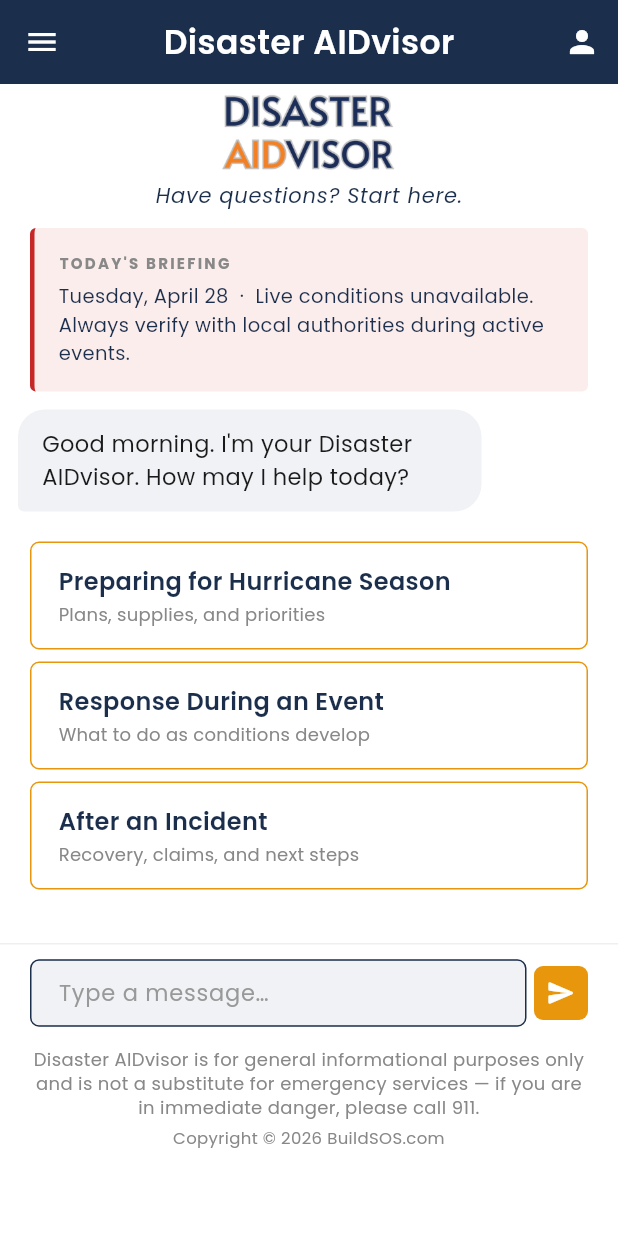
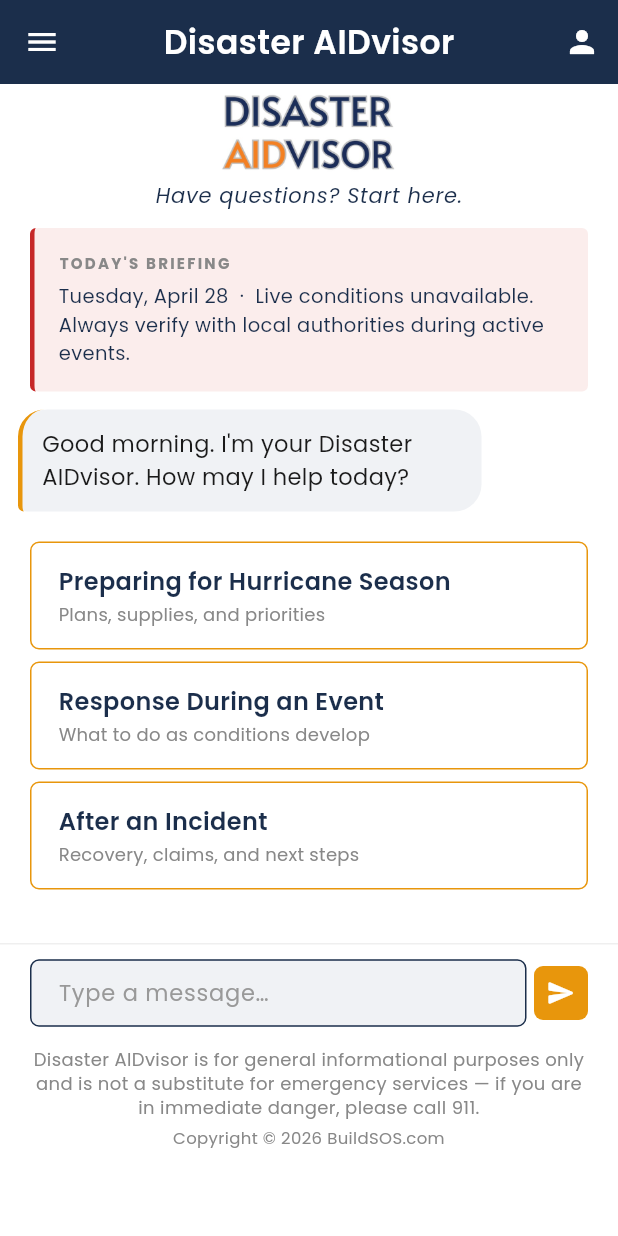
Before and after one commit to joevetoe/disaster-aidvisor, a Flutter app: the ChattingScreen screen opened directly, on a phone screen of 412 x 824 dp. Run offline on Flutter 3.47's test engine with Material 3 defaults, Android fonts, the phone set to English and light mode, and no system bars; drawn by our look-alikes of flutter_markdown; our stand-ins replace auto_size_text, cloud_firestore, firebase_auth, firebase_core, firebase_database, fluttertoast and 6 more; accounts and stored records are empty.

Commit message:
Add 3px orange left accent on receive bubbles for advisor identity
Reuses the briefing card's visual language (3px #E8960C left border) so
every assistant reply visibly belongs to the advisor brand. No extra
horizontal space taken — left padding compensates 16→13 to keep the
text in roughly the same position relative to the bubble's outer edge.

Co-Authored-By: Claude Opus 4.7 (1M context) <noreply@anthropic.com>

```diff
--- a/disasterbuddy/lib/widgets/send_recieve_bubble.dart
+++ b/disasterbuddy/lib/widgets/send_recieve_bubble.dart
@@ -74,11 +74,14 @@ class RecieveChatBubble extends StatelessWidget {
           maxWidth: MediaQuery.of(context).size.width * 0.75,
         ),
         margin: const EdgeInsets.symmetric(vertical: 4, horizontal: 12),
-        padding: const EdgeInsets.symmetric(horizontal: 16, vertical: 12),
+        padding: const EdgeInsets.fromLTRB(13, 12, 16, 12),
         decoration: BoxDecoration(
           color: const Color(0xffF0F2F5),
           borderRadius: BorderRadius.circular(18).copyWith(
             bottomLeft: const Radius.circular(4),
+          ),
+          border: const Border(
+            left: BorderSide(color: Color(0xffE8960C), width: 3),
           ),
         ),
         child: message == "loading"
```
